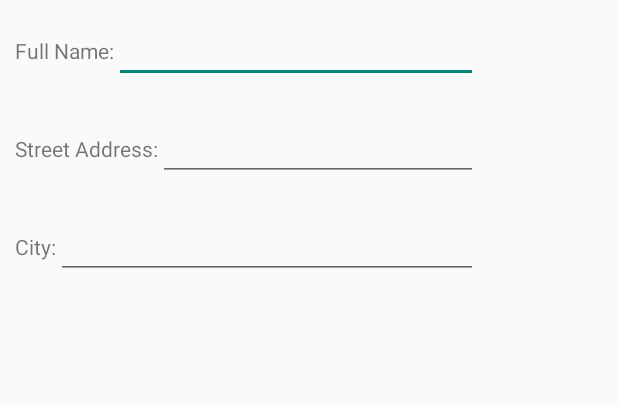
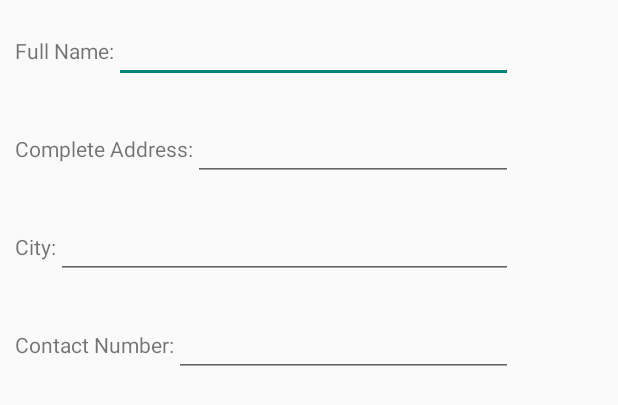
Before and after one commit to Hellobabe/SoftdevProject, an Android app: the layout payment_layout.xml on its own in the app's theme, with its tools: preview values and no code run, on a phone screen of 412 x 824 dp. Shown: the top 405 px of the screen. Run offline under Robolectric (Android 15) with nearby library versions, the phone set to English and light mode, and no system bars.

Commit message:
19th commit

```diff
--- a/app/src/main/AndroidManifest.xml
+++ b/app/src/main/AndroidManifest.xml
@@ -11,7 +11,8 @@
         android:label="Medigo"
         android:supportsRtl="true"
         android:theme="@style/Theme.AppCompat.Light.NoActionBar"
-        tools:replace="android:icon,android:theme">
+        tools:replace="android:icon,android:theme"
+        tools:targetApi="n">
         <activity android:name=".LoginActivity"
             android:screenOrientation="portrait">
             <intent-filter>
--- a/app/src/main/java/com/project/softdev/softdevproject/CartActivity.java
+++ b/app/src/main/java/com/project/softdev/softdevproject/CartActivity.java
@@ -45,11 +45,12 @@ public class CartActivity extends BrowserActivity {
         View mView = mInflater.inflate(R.layout.payment_layout, null);
         new AlertDialog.Builder(this)
                 .setTitle("Confirm transaction")
-                .setMessage("If you've reviewed your cart, please enter your full name, street address and city to complete your order.")
+                .setMessage("If you've reviewed your cart, please enter your full name, complete Address, City and Contact Number to complete your order.")
                 .setView(mView)
                 .setPositiveButton("Order", new DialogInterface.OnClickListener() {
                     @Override
                     public void onClick(DialogInterface dialog, int which) {
+
                         Session.getInstance().checkout();
                     }
                 })
--- a/app/src/main/res/layout/payment_layout.xml
+++ b/app/src/main/res/layout/payment_layout.xml
@@ -1,6 +1,8 @@
 <?xml version="1.0" encoding="utf-8"?>
 <LinearLayout xmlns:android="http://schemas.android.com/apk/res/android"
-    android:orientation="vertical" android:layout_width="wrap_content"
+    xmlns:tools="http://schemas.android.com/tools"
+    android:orientation="vertical"
+    android:layout_width="wrap_content"
     android:layout_height="wrap_content">
 
     <LinearLayout
@@ -21,7 +23,7 @@
             android:layout_height="wrap_content"
             android:inputType="textNoSuggestions"
             android:ems="10"
-            android:id="@+id/editText" />
+            android:id="@+id/name_field" />
     </LinearLayout>
 
     <LinearLayout
@@ -34,7 +36,7 @@
         <TextView
             android:layout_width="wrap_content"
             android:layout_height="wrap_content"
-            android:text="Street Address:"
+            android:text="Complete Address:"
             android:id="@+id/textView5" />
 
         <EditText
@@ -42,7 +44,7 @@
             android:layout_height="wrap_content"
             android:inputType="textNoSuggestions"
             android:ems="10"
-            android:id="@+id/editText2" />
+            android:id="@+id/address_field" />
     </LinearLayout>
 
     <LinearLayout
@@ -63,8 +65,28 @@
             android:layout_height="wrap_content"
             android:inputType="textNoSuggestions"
             android:ems="10"
-            android:id="@+id/editText3" />
+            android:id="@+id/city_field" />
     </LinearLayout>
 
+    <LinearLayout
+        android:orientation="horizontal"
+        android:layout_width="fill_parent"
+        android:layout_height="wrap_content"
+        android:layout_gravity="left"
+        android:padding="10dp" >
+
+        <TextView
+            android:layout_width="wrap_content"
+            android:layout_height="wrap_content"
+            android:text="Contact Number:"
+            android:id="@+id/textView7" />
+
+        <EditText
+            android:layout_width="match_parent"
+            android:layout_height="wrap_content"
+            android:inputType="textNoSuggestions"
+            android:ems="10"
+            android:id="@+id/number_field" />
+    </LinearLayout>
 
 </LinearLayout>
```
Also changed, not shown: app/build.gradle (+0 -10 lines), app/libs/httpclient-4.5.2.jar (deleted), app/libs/httpcore-4.4.9.jar (deleted), app/libs/httpmime-4.5.2.jar (deleted).
